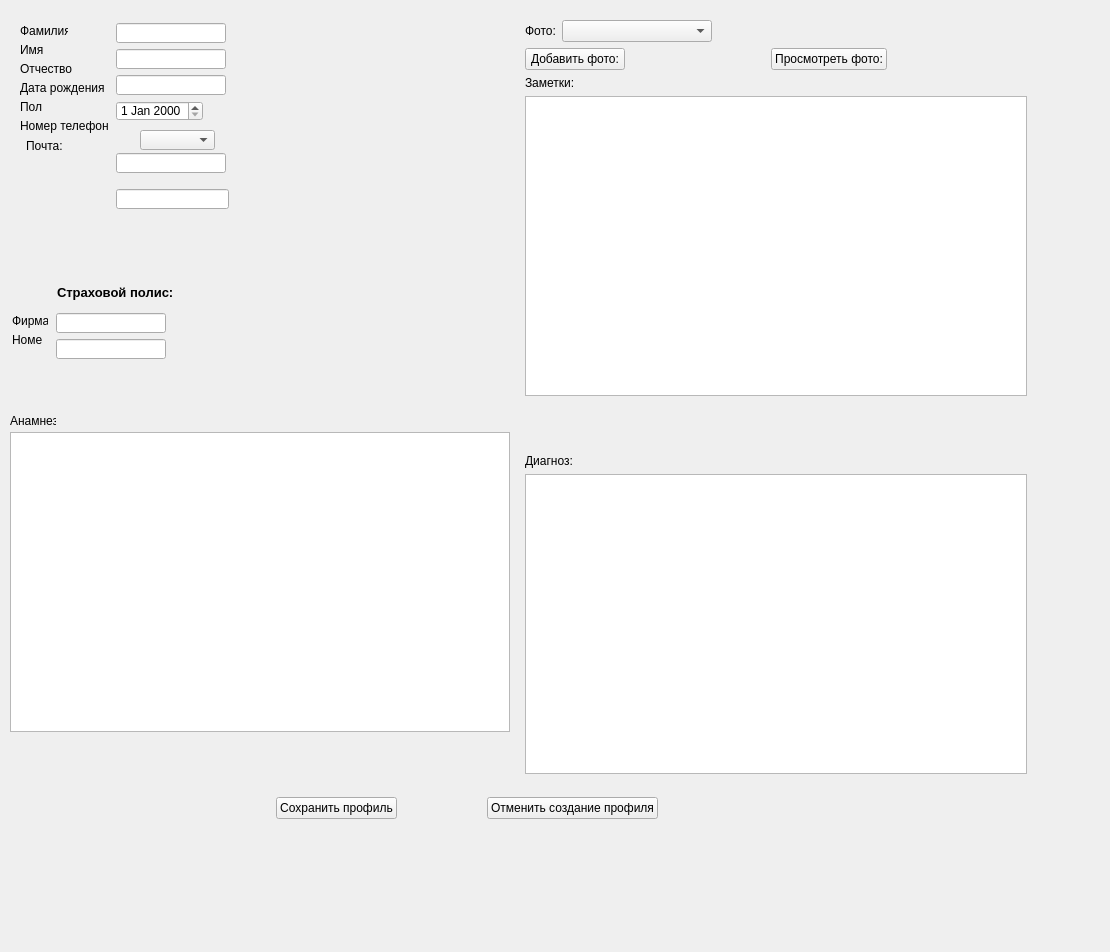
The window that frameOfCreatingPatient.ui (hubish/DataBaseProject) describes before a commit, drawn with Qt 5.
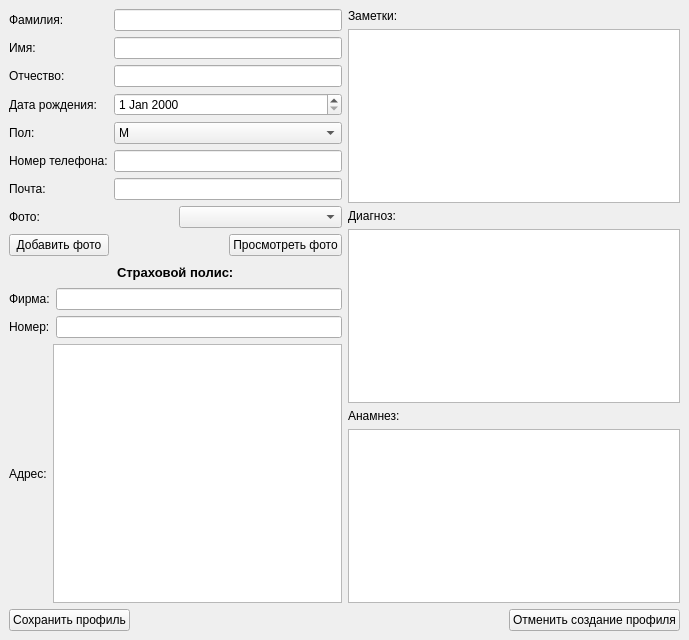
The same window after the commit.

```diff
--- a/frameOfCreatingPatient.ui
+++ b/frameOfCreatingPatient.ui
@@ -6,183 +6,195 @@
    <rect>
     <x>0</x>
     <y>0</y>
-    <width>1110</width>
-    <height>952</height>
+    <width>689</width>
+    <height>640</height>
    </rect>
   </property>
   <property name="windowTitle">
    <string>MainWindow</string>
   </property>
   <widget class="QWidget" name="centralwidget">
-   <widget class="QLabel" name="label_6">
-    <property name="geometry">
-     <rect>
-      <x>20</x>
-      <y>118</y>
-      <width>88</width>
-      <height>16</height>
-     </rect>
-    </property>
-    <property name="text">
-     <string>Номер телефона:</string>
-    </property>
-   </widget>
-   <widget class="QTextEdit" name="textEdit">
-    <property name="geometry">
-     <rect>
-      <x>10</x>
-      <y>432</y>
-      <width>500</width>
-      <height>300</height>
-     </rect>
-    </property>
-    <property name="minimumSize">
-     <size>
-      <width>500</width>
-      <height>300</height>
-     </size>
-    </property>
-   </widget>
-   <widget class="QLineEdit" name="lineEdit_3">
-    <property name="geometry">
-     <rect>
-      <x>116</x>
-      <y>75</y>
-      <width>110</width>
-      <height>20</height>
-     </rect>
-    </property>
-   </widget>
-   <widget class="QLineEdit" name="lineEdit_4">
-    <property name="geometry">
-     <rect>
-      <x>116</x>
-      <y>153</y>
-      <width>110</width>
-      <height>20</height>
-     </rect>
-    </property>
-   </widget>
-   <widget class="QLineEdit" name="lineEdit_6">
-    <property name="geometry">
-     <rect>
-      <x>56</x>
-      <y>339</y>
-      <width>110</width>
-      <height>20</height>
-     </rect>
-    </property>
-   </widget>
-   <widget class="QLabel" name="label_4">
-    <property name="geometry">
-     <rect>
-      <x>20</x>
-      <y>80</y>
-      <width>84</width>
-      <height>16</height>
-     </rect>
-    </property>
-    <property name="text">
-     <string>Дата рождения:</string>
-    </property>
-   </widget>
+   <layout class="QHBoxLayout" name="horizontalLayout_10">
+    <item>
+     <layout class="QVBoxLayout" name="verticalLayout_10">
+      <item>
+       <layout class="QHBoxLayout" name="horizontalLayout_9">
+        <item>
+         <layout class="QVBoxLayout" name="verticalLayout_9">
+          <item>
+           <layout class="QHBoxLayout" name="horizontalLayout_2">
+            <item>
+             <layout class="QVBoxLayout" name="verticalLayout">
+              <item>
    <widget class="QLabel" name="label">
-    <property name="geometry">
-     <rect>
-      <x>20</x>
-      <y>23</y>
-      <width>48</width>
-      <height>16</height>
-     </rect>
-    </property>
     <property name="text">
      <string>Фамилия:</string>
     </property>
    </widget>
-   <widget class="QLabel" name="label_5">
-    <property name="geometry">
-     <rect>
-      <x>20</x>
-      <y>99</y>
-      <width>23</width>
-      <height>16</height>
-     </rect>
-    </property>
+              </item>
+              <item>
+               <widget class="QLabel" name="label_2">
     <property name="text">
-     <string>Пол:</string>
-    </property>
-   </widget>
-   <widget class="QLabel" name="label_11">
-    <property name="geometry">
-     <rect>
-      <x>12</x>
-      <y>332</y>
-      <width>31</width>
-      <height>16</height>
-     </rect>
-    </property>
-    <property name="text">
-     <string>Номер</string>
-    </property>
-   </widget>
+                 <string>Имя:</string>
+                </property>
+               </widget>
+              </item>
+              <item>
    <widget class="QLabel" name="label_3">
-    <property name="geometry">
-     <rect>
-      <x>20</x>
-      <y>61</y>
-      <width>53</width>
-      <height>16</height>
-     </rect>
-    </property>
     <property name="text">
      <string>Отчество:</string>
     </property>
    </widget>
-   <widget class="QLabel" name="label_7">
-    <property name="geometry">
-     <rect>
-      <x>10</x>
-      <y>413</y>
-      <width>46</width>
-      <height>16</height>
-     </rect>
-    </property>
+              </item>
+              <item>
+               <widget class="QLabel" name="label_4">
+                <property name="text">
+                 <string>Дата рождения:</string>
+                </property>
+               </widget>
+              </item>
+              <item>
+               <widget class="QLabel" name="label_5">
     <property name="text">
-     <string>Анамнез:</string>
-    </property>
-   </widget>
-   <widget class="QLabel" name="label_10">
-    <property name="geometry">
-     <rect>
-      <x>12</x>
-      <y>313</y>
-      <width>36</width>
-      <height>16</height>
-     </rect>
-    </property>
+                 <string>Пол:</string>
+                </property>
+               </widget>
+              </item>
+              <item>
+               <widget class="QLabel" name="label_6">
+                <property name="text">
+                 <string>Номер телефона:</string>
+                </property>
+               </widget>
+              </item>
+              <item>
+               <widget class="QLabel" name="label_14">
     <property name="text">
-     <string>Фирма:</string>
-    </property>
-   </widget>
-   <widget class="QLineEdit" name="lineEdit_2">
-    <property name="geometry">
-     <rect>
-      <x>116</x>
-      <y>49</y>
-      <width>110</width>
+                 <string>Почта:</string>
+                </property>
+               </widget>
+              </item>
+             </layout>
+            </item>
+            <item>
+             <layout class="QVBoxLayout" name="verticalLayout_2">
+              <item>
+               <widget class="QLineEdit" name="lineEdit"/>
+              </item>
+              <item>
+               <widget class="QLineEdit" name="lineEdit_2"/>
+              </item>
+              <item>
+               <widget class="QLineEdit" name="lineEdit_3"/>
+              </item>
+              <item>
+               <widget class="QDateEdit" name="dateEdit"/>
+              </item>
+              <item>
+               <widget class="QComboBox" name="comboBox">
+                <item>
+                 <property name="text">
+                  <string>M</string>
+                 </property>
+                </item>
+                <item>
+                 <property name="text">
+                  <string>F</string>
+                 </property>
+                </item>
+               </widget>
+              </item>
+              <item>
+               <widget class="QLineEdit" name="lineEdit_4"/>
+              </item>
+              <item>
+               <widget class="QLineEdit" name="lineEdit_7"/>
+              </item>
+             </layout>
+            </item>
+           </layout>
+          </item>
+          <item>
+           <layout class="QVBoxLayout" name="verticalLayout_5">
+            <item>
+             <layout class="QHBoxLayout" name="horizontalLayout_8">
+              <item>
+               <widget class="QLabel" name="label_8">
+                <property name="text">
+                 <string>Фото:</string>
+                </property>
+               </widget>
+              </item>
+              <item>
+               <widget class="QComboBox" name="comboBox_2">
+                <property name="minimumSize">
+                 <size>
+                  <width>150</width>
+                  <height>0</height>
+                 </size>
+                </property>
+               </widget>
+              </item>
+             </layout>
+            </item>
+            <item>
+             <layout class="QHBoxLayout" name="horizontalLayout">
+              <item>
+               <widget class="QPushButton" name="pushButton">
+                <property name="minimumSize">
+                 <size>
+                  <width>100</width>
+                  <height>0</height>
+                 </size>
+                </property>
+                <property name="text">
+                 <string>Добавить фото</string>
+                </property>
+               </widget>
+              </item>
+              <item>
+               <spacer name="horizontalSpacer_6">
+                <property name="orientation">
+                 <enum>Qt::Horizontal</enum>
+                </property>
+                <property name="sizeHint" stdset="0">
+                 <size>
+                  <width>40</width>
       <height>20</height>
-     </rect>
-    </property>
-   </widget>
+                 </size>
+                </property>
+               </spacer>
+              </item>
+              <item>
+               <widget class="QPushButton" name="pushButton_2">
+                <property name="text">
+                 <string>Просмотреть фото</string>
+                </property>
+               </widget>
+              </item>
+             </layout>
+            </item>
+           </layout>
+          </item>
+          <item>
+           <layout class="QVBoxLayout" name="verticalLayout_3">
+            <item>
+             <layout class="QHBoxLayout" name="horizontalLayout_6">
+              <item>
+               <spacer name="horizontalSpacer_2">
+                <property name="orientation">
+                 <enum>Qt::Horizontal</enum>
+                </property>
+                <property name="sizeHint" stdset="0">
+                 <size>
+                  <width>40</width>
+                  <height>20</height>
+                 </size>
+                </property>
+               </spacer>
+              </item>
+              <item>
    <widget class="QLabel" name="label_9">
-    <property name="geometry">
-     <rect>
-      <x>57</x>
-      <y>284</y>
-      <width>117</width>
-      <height>16</height>
-     </rect>
-    </property>
     <property name="font">
      <font>
       <pointsize>10</pointsize>
@@ -194,119 +206,72 @@
      <string>Страховой полис:</string>
     </property>
    </widget>
-   <widget class="QLabel" name="label_2">
-    <property name="geometry">
-     <rect>
-      <x>20</x>
-      <y>42</y>
-      <width>23</width>
-      <height>16</height>
-     </rect>
-    </property>
-    <property name="text">
-     <string>Имя:</string>
-    </property>
-   </widget>
-   <widget class="QWidget" name="layoutWidget">
-    <property name="geometry">
-     <rect>
-      <x>525</x>
-      <y>20</y>
-      <width>502</width>
-      <height>754</height>
-     </rect>
-    </property>
-    <layout class="QVBoxLayout" name="verticalLayout_5">
+              </item>
+              <item>
+               <spacer name="horizontalSpacer_3">
+                <property name="orientation">
+                 <enum>Qt::Horizontal</enum>
+                </property>
+                <property name="sizeHint" stdset="0">
+                 <size>
+                  <width>40</width>
+                  <height>20</height>
+                 </size>
+                </property>
+               </spacer>
+              </item>
+             </layout>
+            </item>
      <item>
       <layout class="QHBoxLayout" name="horizontalLayout_4">
        <item>
-        <widget class="QLabel" name="label_8">
+               <widget class="QLabel" name="label_10">
          <property name="text">
-          <string>Фото:</string>
+                 <string>Фирма:</string>
          </property>
         </widget>
        </item>
        <item>
-        <widget class="QComboBox" name="comboBox_2">
-         <property name="minimumSize">
-          <size>
-           <width>150</width>
-           <height>0</height>
-          </size>
-         </property>
-        </widget>
-       </item>
-       <item>
-        <spacer name="horizontalSpacer_5">
-         <property name="orientation">
-          <enum>Qt::Horizontal</enum>
-         </property>
-         <property name="sizeHint" stdset="0">
-          <size>
-           <width>40</width>
-           <height>20</height>
-          </size>
-         </property>
-        </spacer>
+               <widget class="QLineEdit" name="lineEdit_5"/>
        </item>
       </layout>
      </item>
      <item>
       <layout class="QHBoxLayout" name="horizontalLayout_5">
        <item>
-        <widget class="QPushButton" name="pushButton">
-         <property name="minimumSize">
-          <size>
-           <width>100</width>
-           <height>0</height>
-          </size>
-         </property>
+               <widget class="QLabel" name="label_11">
          <property name="text">
-          <string>Добавить фото:</string>
+                 <string>Номер:</string>
          </property>
         </widget>
        </item>
        <item>
-        <spacer name="horizontalSpacer_2">
-         <property name="orientation">
-          <enum>Qt::Horizontal</enum>
-         </property>
-         <property name="sizeHint" stdset="0">
-          <size>
-           <width>40</width>
-           <height>20</height>
-          </size>
-         </property>
-        </spacer>
-       </item>
+               <widget class="QLineEdit" name="lineEdit_6"/>
+              </item>
+             </layout>
+            </item>
+           </layout>
+          </item>
        <item>
-        <widget class="QPushButton" name="pushButton_2">
-         <property name="minimumSize">
-          <size>
-           <width>100</width>
-           <height>0</height>
-          </size>
-         </property>
+           <layout class="QHBoxLayout" name="horizontalLayout_7">
+            <item>
+             <widget class="QLabel" name="label_16">
          <property name="text">
-          <string>Просмотреть фото:</string>
+               <string>Адрес:</string>
          </property>
         </widget>
        </item>
        <item>
-        <spacer name="horizontalSpacer_6">
-         <property name="orientation">
-          <enum>Qt::Horizontal</enum>
-         </property>
-         <property name="sizeHint" stdset="0">
-          <size>
-           <width>40</width>
-           <height>20</height>
-          </size>
-         </property>
-        </spacer>
+             <widget class="QTextEdit" name="textEdit_4"/>
        </item>
       </layout>
      </item>
+         </layout>
+        </item>
+        <item>
+         <layout class="QVBoxLayout" name="verticalLayout_8">
+          <item>
+           <layout class="QVBoxLayout" name="verticalLayout_6">
      <item>
       <widget class="QLabel" name="label_12">
        <property name="text">
@@ -318,25 +283,16 @@
       <widget class="QTextEdit" name="textEdit_2">
        <property name="minimumSize">
         <size>
-         <width>500</width>
-         <height>300</height>
+                <width>0</width>
+                <height>0</height>
         </size>
        </property>
       </widget>
      </item>
+           </layout>
+          </item>
      <item>
-      <spacer name="verticalSpacer_2">
-       <property name="orientation">
-        <enum>Qt::Vertical</enum>
-       </property>
-       <property name="sizeHint" stdset="0">
-        <size>
-         <width>20</width>
-         <height>40</height>
-        </size>
-       </property>
-      </spacer>
-     </item>
+           <layout class="QVBoxLayout" name="verticalLayout_7">
      <item>
       <widget class="QLabel" name="label_13">
        <property name="text">
@@ -348,53 +304,40 @@
       <widget class="QTextEdit" name="textEdit_3">
        <property name="minimumSize">
         <size>
-         <width>500</width>
-         <height>300</height>
+                <width>0</width>
+                <height>0</height>
         </size>
        </property>
       </widget>
      </item>
     </layout>
-   </widget>
-   <widget class="QDateEdit" name="dateEdit">
-    <property name="geometry">
-     <rect>
-      <x>116</x>
-      <y>101</y>
-      <width>87</width>
-      <height>20</height>
-     </rect>
-    </property>
-   </widget>
-   <widget class="QComboBox" name="comboBox">
-    <property name="geometry">
-     <rect>
-      <x>140</x>
-      <y>130</y>
-      <width>75</width>
-      <height>20</height>
-     </rect>
-    </property>
-   </widget>
-   <widget class="QLineEdit" name="lineEdit_7">
-    <property name="geometry">
-     <rect>
-      <x>116</x>
-      <y>189</y>
-      <width>113</width>
-      <height>20</height>
-     </rect>
-    </property>
-   </widget>
-   <widget class="QWidget" name="layoutWidget_2">
-    <property name="geometry">
-     <rect>
-      <x>276</x>
-      <y>789</y>
-      <width>382</width>
-      <height>38</height>
-     </rect>
-    </property>
+          </item>
+          <item>
+           <layout class="QVBoxLayout" name="verticalLayout_4">
+            <item>
+             <widget class="QLabel" name="label_7">
+              <property name="text">
+               <string>Анамнез:</string>
+              </property>
+             </widget>
+            </item>
+            <item>
+             <widget class="QTextEdit" name="textEdit">
+              <property name="minimumSize">
+               <size>
+                <width>0</width>
+                <height>0</height>
+               </size>
+              </property>
+             </widget>
+            </item>
+           </layout>
+          </item>
+         </layout>
+        </item>
+       </layout>
+      </item>
+      <item>
     <layout class="QHBoxLayout" name="horizontalLayout_3">
      <item>
       <widget class="QPushButton" name="pushButton_3">
@@ -424,40 +367,10 @@
       </widget>
      </item>
     </layout>
-   </widget>
-   <widget class="QLineEdit" name="lineEdit">
-    <property name="geometry">
-     <rect>
-      <x>116</x>
-      <y>23</y>
-      <width>110</width>
-      <height>20</height>
-     </rect>
-    </property>
-   </widget>
-   <widget class="QLineEdit" name="lineEdit_5">
-    <property name="geometry">
-     <rect>
-      <x>56</x>
-      <y>313</y>
-      <width>110</width>
-      <height>20</height>
-     </rect>
-    </property>
-   </widget>
-   <widget class="QLabel" name="label_14">
-    <property name="geometry">
-     <rect>
-      <x>26</x>
-      <y>139</y>
-      <width>46</width>
-      <height>13</height>
-     </rect>
-    </property>
-    <property name="text">
-     <string>Почта:</string>
-    </property>
-   </widget>
+      </item>
+     </layout>
+    </item>
+   </layout>
   </widget>
  </widget>
  <resources/>
```
Lines whose indentation alone changed are shown as unchanged.
